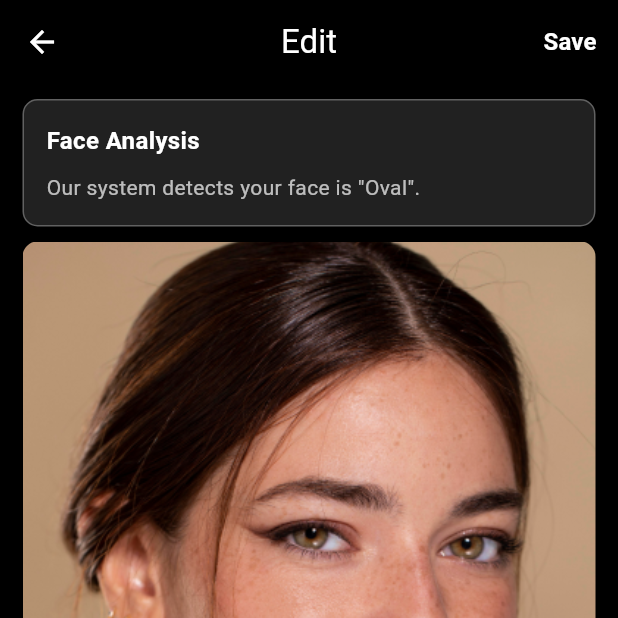
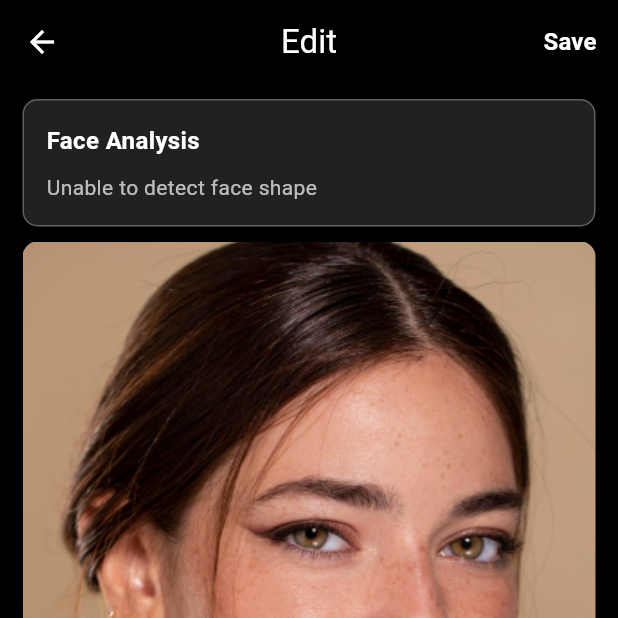
Before and after one commit to integer-class/persona-app, a Flutter app: the EditScreen screen opened by its route, on a phone screen of 412 x 824 dp, the top half of it. Run offline on Flutter 3.47's test engine with Material 3 defaults, Android fonts, the phone set to English and light mode, and no system bars; our stand-ins replace flutter_secure_storage, go_router, image_picker; accounts and stored records are empty.

Commit message:
feat: enhance edit screen with dynamic image and face shape prediction handling

```diff
--- a/persona_app/lib/screens/recommendation/edit_screen.dart
+++ b/persona_app/lib/screens/recommendation/edit_screen.dart
@@ -1,6 +1,8 @@
 import 'package:flutter/material.dart';
 import 'package:go_router/go_router.dart';
 import '../../router/app_router.dart';
+import 'dart:io';
+import '../../data/models/prediction_model.dart';
 
 class EditScreen extends StatelessWidget {
   @override
@@ -8,21 +10,25 @@ class EditScreen extends StatelessWidget {
     final GoRouterState state = GoRouterState.of(context);
     final args = state.extra as Map<String, dynamic>?;
     final String gender = args?['gender'] ?? 'Unknown';
-
+    final Prediction? prediction = args?['prediction'];
+    final File? imageFile = args?['imageFile'];
 
     return Scaffold(
       backgroundColor: Colors.black,
       appBar: AppBar(
         backgroundColor: Colors.black,
         leading: IconButton(
-          icon: Icon(Icons.arrow_back, color: Colors.white), // Ubah warna ikon menjadi putih
+          icon: Icon(Icons.arrow_back,
+              color: Colors.white), // Ubah warna ikon menjadi putih
           onPressed: () {
-            context.pop(); // Responsif kembali ke halaman sebelumnya
+            context.go(RouteConstants
+                .uploadRoute); // Responsif kembali ke halaman sebelumnya
           },
         ),
         title: Text(
           'Edit',
-          style: TextStyle(color: Colors.white), // Ubah warna teks menjadi putih
+          style:
+              TextStyle(color: Colors.white), // Ubah warna teks menjadi putih
         ),
         centerTitle: true,
         actions: [
@@ -69,7 +75,10 @@ class EditScreen extends StatelessWidget {
                   ),
                   SizedBox(height: 10),
                   Text(
-                    'Our system detects your face is "Oval".', // Replace with dynamic data
+                    prediction?.data.faceShape != null &&
+                            prediction!.data.faceShape.isNotEmpty
+                        ? 'Our system detects your face is "${prediction.data.faceShape}"'
+                        : 'Unable to detect face shape',
                     style: TextStyle(
                       color: Colors.white70,
                       fontSize: 14,
@@ -85,10 +94,15 @@ class EditScreen extends StatelessWidget {
               padding: const EdgeInsets.symmetric(horizontal: 15),
               child: ClipRRect(
                 borderRadius: BorderRadius.circular(10),
-                child: Image.asset(
-                  'assets/images/jessica.png', // Replace with your image path
-                  fit: BoxFit.cover,
-                ),
+                child: imageFile != null
+                    ? Image.file(
+                        imageFile,
+                        fit: BoxFit.cover,
+                      )
+                    : Image.asset(
+                        'assets/images/jessica.png',
+                        fit: BoxFit.cover,
+                      ),
               ),
             ),
           ),
@@ -104,7 +118,8 @@ class EditScreen extends StatelessWidget {
                   imagePath: 'assets/images/hairstyle.png',
                   label: 'Hair Styles',
                   onTap: () {
-                    context.go(RouteConstants.hairstyleRoute);
+                    context.go(RouteConstants.hairstyleRoute,
+                        extra: {'prediction': prediction});
                   },
                 ),
                 // Glasses Button
@@ -112,7 +127,8 @@ class EditScreen extends StatelessWidget {
                   imagePath: 'assets/images/glasses.png',
                   label: 'Glasses',
                   onTap: () {
-                    context.go(RouteConstants.glassesRoute);
+                    context.go(RouteConstants.glassesRoute,
+                        extra: {'prediction': prediction});
                   },
                 ),
                 // Accessory Button (only if gender is Female)
@@ -121,7 +137,8 @@ class EditScreen extends StatelessWidget {
                     imagePath: 'assets/images/accessorry.png',
                     label: 'Accessory',
                     onTap: () {
-                      context.go(RouteConstants.accessoriesRoute);
+                      context.go(RouteConstants.accessoriesRoute,
+                          extra: {'prediction': prediction});
                     },
                   ),
               ],
```
